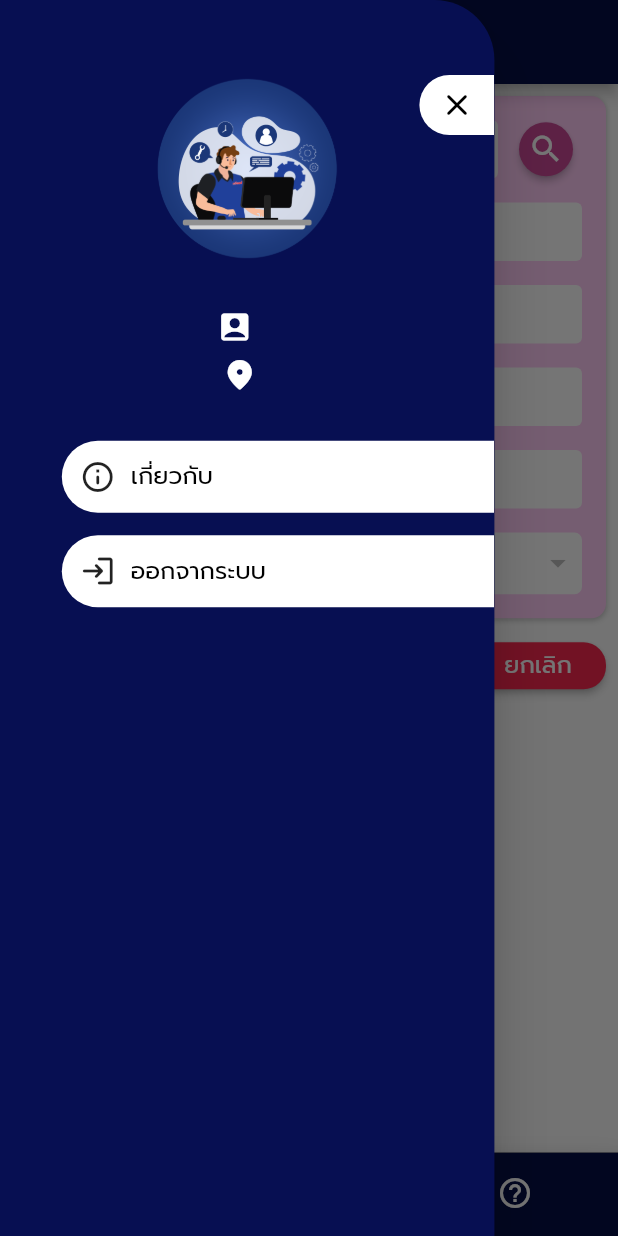
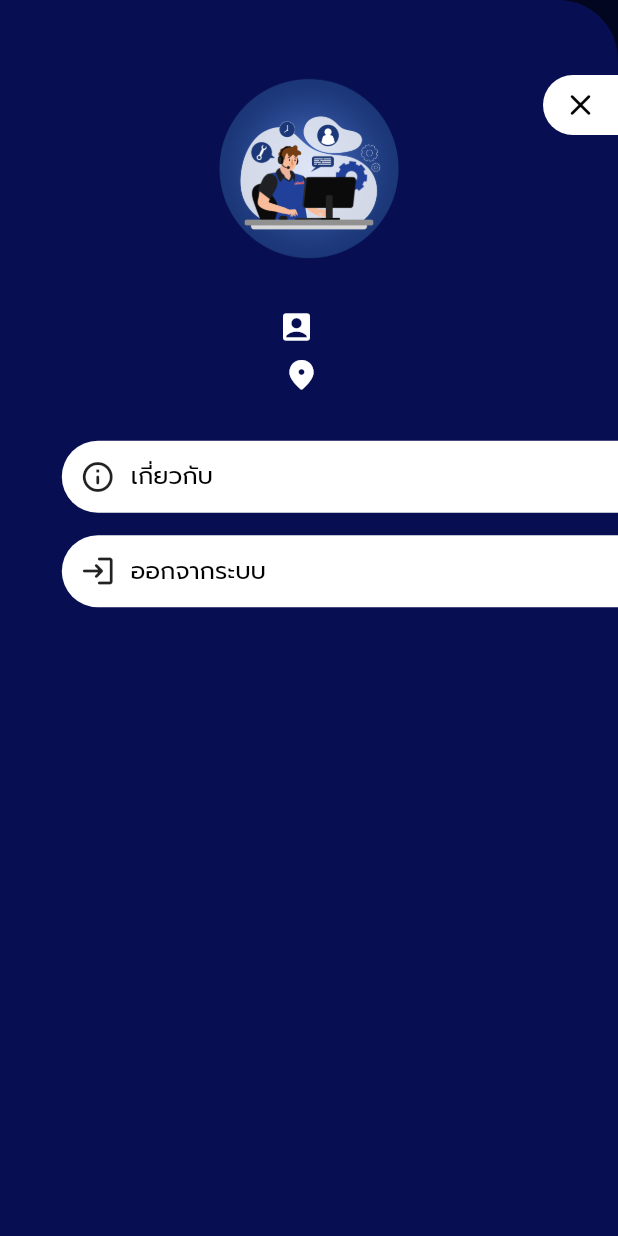
Before and after one commit to thaweeyont/Application_thaweeyont, a Flutter app: the Navigator_bar_credit screen opened by its route, with the side drawer open, on a phone screen of 412 x 824 dp. Run offline on Flutter 3.47's test engine with Material 2 defaults, Android fonts, the phone set to English and light mode, and no system bars; our stand-ins replace package_info_plus, shared_preferences; missing offline and left inert: loading_gifs; accounts and stored records are empty; project files that could hold a hidden picture were left out.

Commit message:
upgrade app today

```diff
--- a/lib/state/state_credit/navigator_bar_credit.dart
+++ b/lib/state/state_credit/navigator_bar_credit.dart
@@ -895,7 +895,7 @@ class _Navigator_bar_creditState extends State<Navigator_bar_credit> {
     double size,
   ) {
     return Drawer(
-      width: size * 0.80,
+      width: size * 1.0,
       shape: const RoundedRectangleBorder(
         borderRadius: BorderRadius.only(
           topRight: Radius.circular(40),
```
Also changed, not shown: 3 other files.
